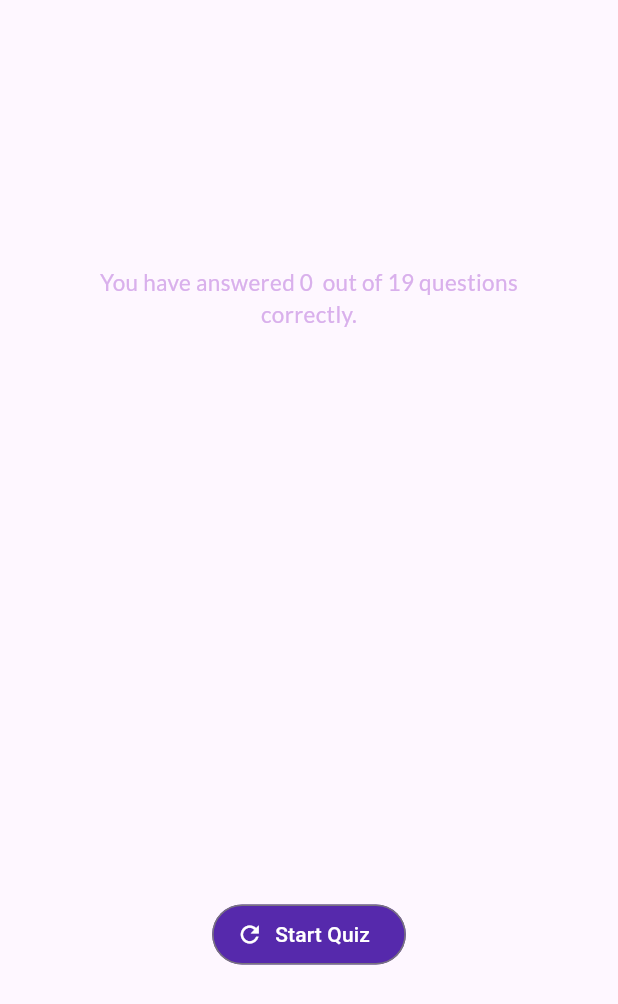
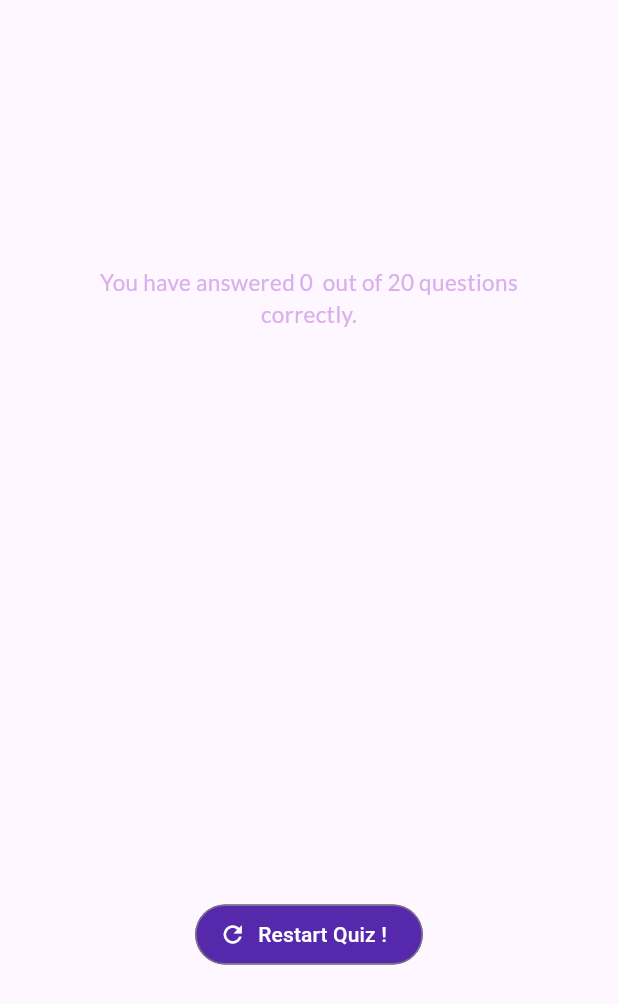
Before and after one commit to AnasNoraniCodes/Flutter_Quiz_Application, a Flutter app: the ResultsScreen widget shown alone on an empty page, opened directly with empty values, on a phone screen of 412 x 824 dp. Shown: the top 1004 px of the screen. Run offline on Flutter 3.47's test engine with Material 3 defaults, Android fonts, the phone set to English and light mode, and no system bars; our stand-ins replace google_fonts.

Commit message:
added everything

```diff
--- a/lib/data/data.dart
+++ b/lib/data/data.dart
@@ -115,4 +115,12 @@ const  questions = [
     "flutter build",
     "flutter emulator",
   ]),
+ QuizQuestions("What does the 'build' method do in Flutter?", [
+  "Creates UI",
+  "Runs app",
+  "Fetches data",
+  "Handles state",
+]),
+
+
 ];
--- a/lib/quiz.dart
+++ b/lib/quiz.dart
@@ -52,7 +52,7 @@ class _QuizState extends State<Quiz> {
   void reStartQuiz() {
   setState(() {
     selectedAnswer = [];  // Reset answers
-    activeScreen = 'StartScreen'; // Reset screen
+    activeScreen = 'questionScreen'; // Reset screen
   });
 }
 
--- a/lib/results_screen.dart
+++ b/lib/results_screen.dart
@@ -79,7 +79,7 @@ class _ResultsScreenState extends State<ResultsScreen> {
               ),
               onPressed: widget.onRestart,
               icon: const Icon(Icons.refresh),
-              label: const Text('Start Quiz')),
+              label: const Text('Restart Quiz !')),
 
             ],
           ),
```
